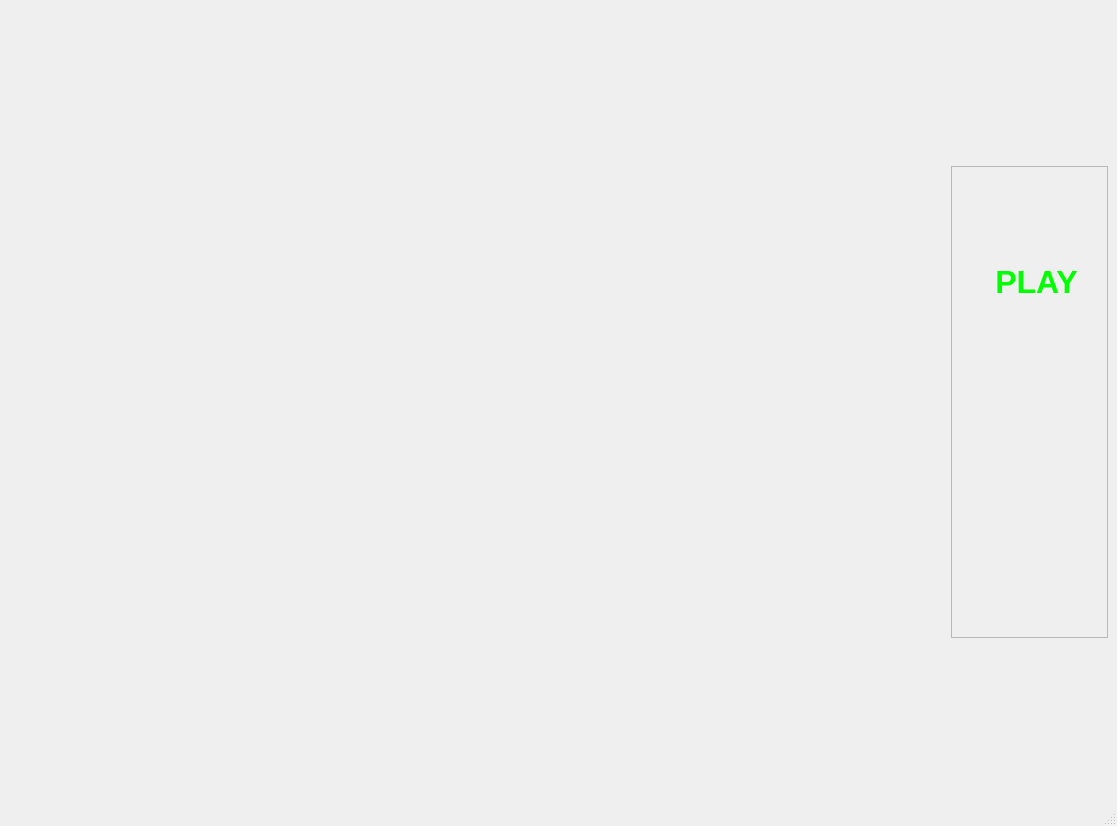
Above: projet/jeu.ui from khalilelghabed/projet_jeuCartesCpp before the change. Below: the same form after it.
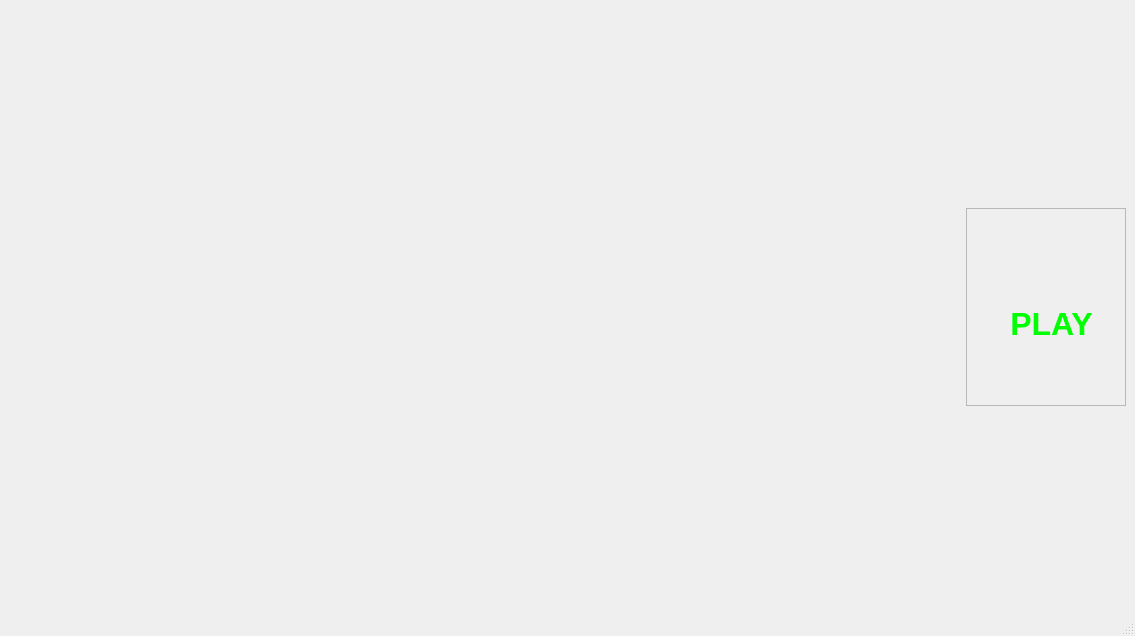
That is the form after the change. Icons and pictures are not drawn.

```diff
--- a/projet/jeu.ui
+++ b/projet/jeu.ui
@@ -6,8 +6,8 @@
    <rect>
     <x>0</x>
     <y>0</y>
-    <width>1117</width>
-    <height>826</height>
+    <width>1135</width>
+    <height>636</height>
    </rect>
   </property>
   <property name="windowTitle">
@@ -24,7 +24,7 @@
         background-attachment: fixed; /* Fixe l'image pendant le défilement */
         background-size: cover; /* Ajuste la taille de l'image pour couvrir complètement */</string>
    </property>
-   <layout class="QVBoxLayout" name="verticalLayout" stretch="1,3,1">
+   <layout class="QVBoxLayout" name="verticalLayout" stretch="1,1,1">
     <item>
      <layout class="QHBoxLayout" name="IALayout">
       <property name="sizeConstraint">
```
Left out of the diff: 6 changed lines with no effect on the pictures.
